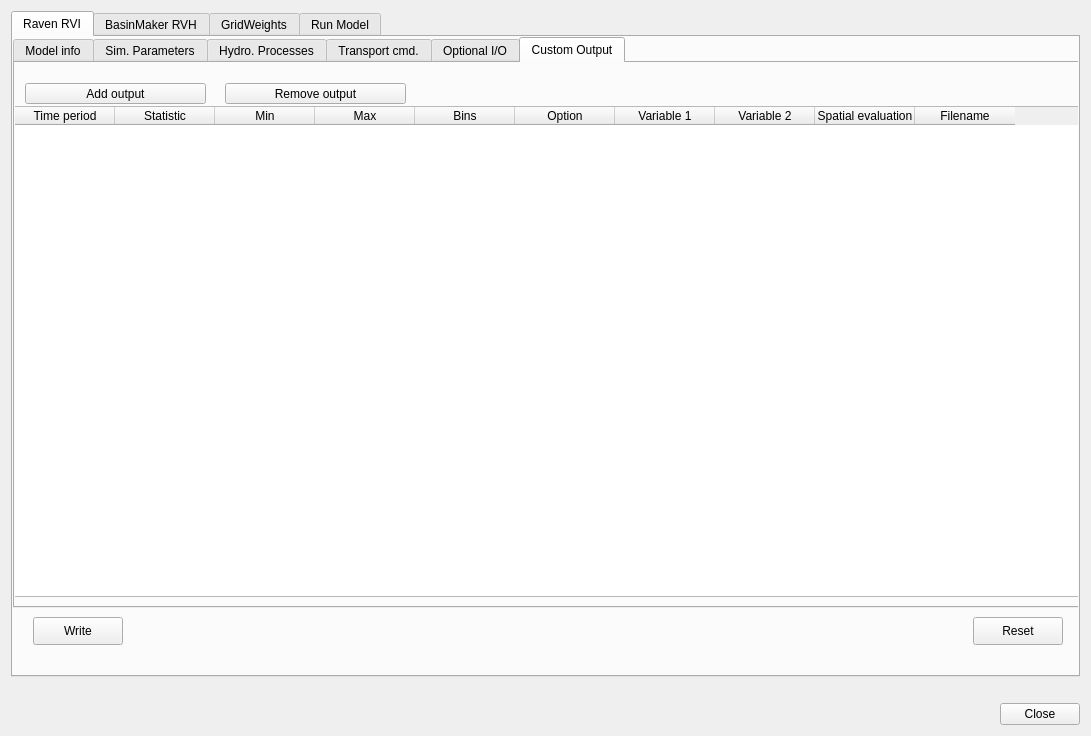
The window that qraven/qraven_dialog_base.ui (Scriptbash/QRaven) describes before a commit, drawn with Qt 5.
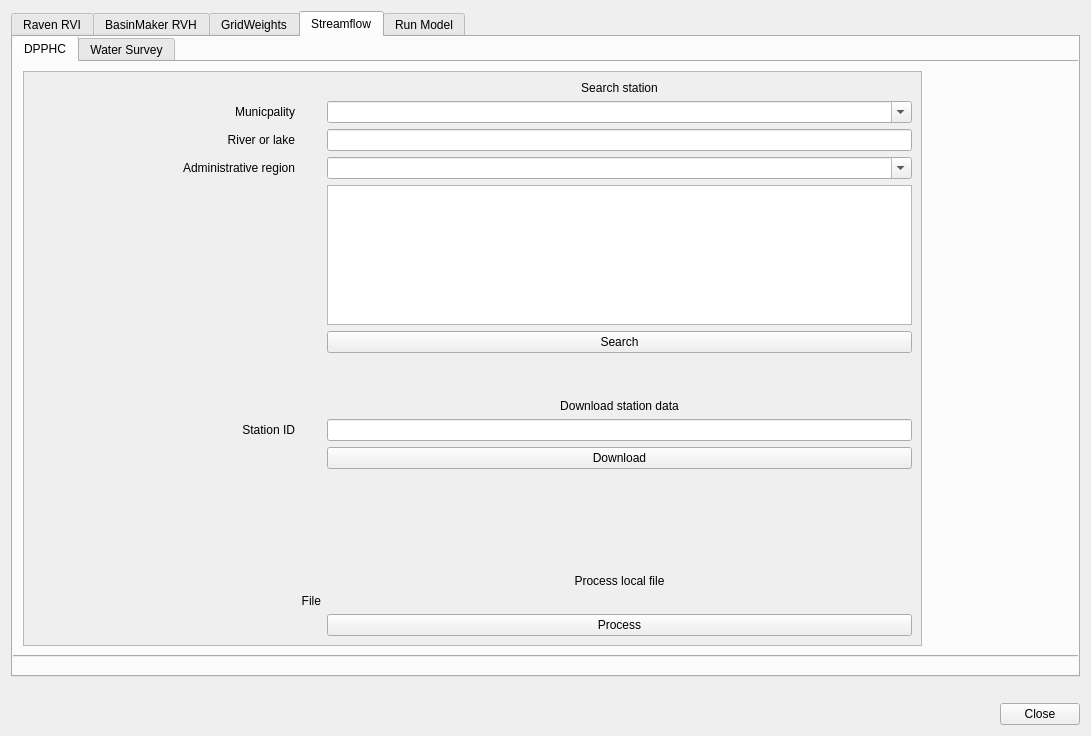
The same window after the commit. Custom widgets are drawn as their Qt base class.

What changed in the file:
```diff
--- a/qraven/qraven_dialog_base.ui
+++ b/qraven/qraven_dialog_base.ui
@@ -26,7 +26,7 @@
       <enum>QTabWidget::Rounded</enum>
      </property>
      <property name="currentIndex">
-      <number>0</number>
+      <number>3</number>
      </property>
      <property name="documentMode">
       <bool>false</bool>
@@ -3797,6 +3797,260 @@
        </item>
       </layout>
      </widget>
+     <widget class="QWidget" name="tab_11">
+      <attribute name="title">
+       <string>Streamflow</string>
+      </attribute>
+      <widget class="QTabWidget" name="tabWidget_3">
+       <property name="geometry">
+        <rect>
+         <x>-1</x>
+         <y>-1</y>
+         <width>1071</width>
+         <height>621</height>
+        </rect>
+       </property>
+       <property name="currentIndex">
+        <number>0</number>
+       </property>
+       <widget class="QWidget" name="tab_12">
+        <attribute name="title">
+         <string>DPPHC</string>
+        </attribute>
+        <layout class="QGridLayout" name="gridLayout">
+         <item row="0" column="1">
+          <spacer name="horizontalSpacer_8">
+           <property name="orientation">
+            <enum>Qt::Horizontal</enum>
+           </property>
+           <property name="sizeType">
+            <enum>QSizePolicy::Fixed</enum>
+           </property>
+           <property name="sizeHint" stdset="0">
+            <size>
+             <width>150</width>
+             <height>20</height>
+            </size>
+           </property>
+          </spacer>
+         </item>
+         <item row="0" column="0" rowspan="2">
+          <widget class="QScrollArea" name="scrollArea_4">
+           <property name="widgetResizable">
+            <bool>true</bool>
+           </property>
+           <widget class="QWidget" name="scrollAreaWidgetContents_5">
+            <property name="geometry">
+             <rect>
+              <x>0</x>
+              <y>0</y>
+              <width>863</width>
+              <height>558</height>
+             </rect>
+            </property>
+            <layout class="QGridLayout" name="gridLayout_15">
+             <item row="19" column="3">
+              <widget class="QPushButton" name="pushButton_3">
+               <property name="text">
+                <string>Process</string>
+               </property>
+              </widget>
+             </item>
+             <item row="0" column="3">
+              <widget class="QLabel" name="label_29">
+               <property name="maximumSize">
+                <size>
+                 <width>16777215</width>
+                 <height>33</height>
+                </size>
+               </property>
+               <property name="text">
+                <string>Search station</string>
+               </property>
+               <property name="alignment">
+                <set>Qt::AlignCenter</set>
+               </property>
+               <property name="margin">
+                <number>0</number>
+               </property>
+              </widget>
+             </item>
+             <item row="17" column="2">
+              <widget class="QLabel" name="label_94">
+               <property name="text">
+                <string>File</string>
+               </property>
+               <property name="alignment">
+                <set>Qt::AlignRight|Qt::AlignTrailing|Qt::AlignVCenter</set>
+               </property>
+              </widget>
+             </item>
+             <item row="5" column="3">
+              <widget class="QComboBox" name="comboBox_2">
+               <property name="editable">
+                <bool>true</bool>
+               </property>
+              </widget>
+             </item>
+             <item row="15" column="3">
+              <spacer name="verticalSpacer">
+               <property name="orientation">
+                <enum>Qt::Vertical</enum>
+               </property>
+               <property name="sizeHint" stdset="0">
+                <size>
+                 <width>20</width>
+                 <height>150</height>
+                </size>
+               </property>
+              </spacer>
+             </item>
+             <item row="14" column="3">
+              <widget class="QPushButton" name="pushButton_2">
+               <property name="text">
+                <string>Download</string>
+               </property>
+              </widget>
+             </item>
+             <item row="13" column="1">
+              <widget class="QLabel" name="label_80">
+               <property name="text">
+                <string>Station ID</string>
+               </property>
+               <property name="alignment">
+                <set>Qt::AlignRight|Qt::AlignTrailing|Qt::AlignVCenter</set>
+               </property>
+              </widget>
+             </item>
+             <item row="13" column="3">
+              <widget class="QLineEdit" name="lineEdit_2">
+               <property name="text">
+                <string/>
+               </property>
+              </widget>
+             </item>
+             <item row="17" column="3">
+              <widget class="QgsFileWidget" name="mQgsFileWidget"/>
+             </item>
+             <item row="5" column="1">
+              <widget class="QLabel" name="label_32">
+               <property name="text">
+                <string>Administrative region</string>
+               </property>
+               <property name="alignment">
+                <set>Qt::AlignRight|Qt::AlignTrailing|Qt::AlignVCenter</set>
+               </property>
+              </widget>
+             </item>
+             <item row="4" column="3">
+              <widget class="QLineEdit" name="lineEdit"/>
+             </item>
+             <item row="2" column="1">
+              <widget class="QLabel" name="label_30">
+               <property name="text">
+                <string>Municpality</string>
+               </property>
+               <property name="alignment">
+                <set>Qt::AlignRight|Qt::AlignTrailing|Qt::AlignVCenter</set>
+               </property>
+              </widget>
+             </item>
+             <item row="10" column="3">
+              <widget class="QPushButton" name="pushButton">
+               <property name="text">
+                <string>Search</string>
+               </property>
+              </widget>
+             </item>
+             <item row="2" column="0">
+              <spacer name="horizontalSpacer_7">
+               <property name="orientation">
+                <enum>Qt::Horizontal</enum>
+               </property>
+               <property name="sizeType">
+                <enum>QSizePolicy::Fixed</enum>
+               </property>
+               <property name="sizeHint" stdset="0">
+                <size>
+                 <width>150</width>
+                 <height>20</height>
+                </size>
+               </property>
+              </spacer>
+             </item>
+             <item row="12" column="3">
+              <widget class="QLabel" name="label_79">
+               <property name="text">
+                <string>Download station data</string>
+               </property>
+               <property name="alignment">
+                <set>Qt::AlignCenter</set>
+               </property>
+              </widget>
+             </item>
+             <item row="16" column="3">
+              <widget class="QLabel" name="label_81">
+               <property name="text">
+                <string>Process local file</string>
+               </property>
+               <property name="alignment">
+                <set>Qt::AlignCenter</set>
+               </property>
+              </widget>
+             </item>
+             <item row="4" column="1">
+              <widget class="QLabel" name="label_31">
+               <property name="text">
+                <string>River or lake</string>
+               </property>
+               <property name="alignment">
+                <set>Qt::AlignRight|Qt::AlignTrailing|Qt::AlignVCenter</set>
+               </property>
+              </widget>
+             </item>
+             <item row="2" column="3">
+              <widget class="QComboBox" name="comboBox">
+               <property name="editable">
+                <bool>true</bool>
+               </property>
+              </widget>
+             </item>
+             <item row="9" column="3">
+              <widget class="QPlainTextEdit" name="plainTextEdit">
+               <property name="readOnly">
+                <bool>true</bool>
+               </property>
+              </widget>
+             </item>
+             <item row="11" column="3">
+              <spacer name="verticalSpacer_2">
+               <property name="orientation">
+                <enum>Qt::Vertical</enum>
+               </property>
+               <property name="sizeType">
+                <enum>QSizePolicy::Fixed</enum>
+               </property>
+               <property name="sizeHint" stdset="0">
+                <size>
+                 <width>20</width>
+                 <height>40</height>
+                </size>
+               </property>
+              </spacer>
+             </item>
+            </layout>
+           </widget>
+          </widget>
+         </item>
+        </layout>
+       </widget>
+       <widget class="QWidget" name="tab_13">
+        <attribute name="title">
+         <string>Water Survey</string>
+        </attribute>
+       </widget>
+      </widget>
+     </widget>
      <widget class="QWidget" name="tab_8">
       <attribute name="title">
        <string>Run Model</string>
```
Left out of the diff: 4 changed lines with no effect on the pictures.
